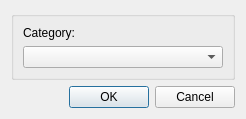
Old version of the form addeventdlg.ui in the repository acraig5075/category-diary2.
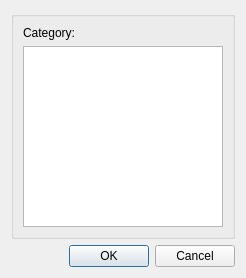
New version of the form.

Commit message: 1. Changed add event dialog to take multiple selection.\n2. Added missing caption to date picker dialog.

```diff
--- a/addeventdlg.ui
+++ b/addeventdlg.ui
@@ -7,11 +7,11 @@
     <x>0</x>
     <y>0</y>
     <width>246</width>
-    <height>108</height>
+    <height>278</height>
    </rect>
   </property>
   <property name="sizePolicy">
-   <sizepolicy hsizetype="Preferred" vsizetype="Fixed">
+   <sizepolicy hsizetype="Preferred" vsizetype="Preferred">
     <horstretch>0</horstretch>
     <verstretch>0</verstretch>
    </sizepolicy>
@@ -23,7 +23,7 @@
    <item>
     <widget class="QGroupBox" name="groupBox">
      <property name="sizePolicy">
-      <sizepolicy hsizetype="Preferred" vsizetype="Fixed">
+      <sizepolicy hsizetype="Preferred" vsizetype="Preferred">
        <horstretch>0</horstretch>
        <verstretch>0</verstretch>
       </sizepolicy>
@@ -40,7 +40,11 @@
        </widget>
       </item>
       <item>
-       <widget class="QComboBox" name="comboBox"/>
+       <widget class="QListView" name="listView">
+        <property name="selectionMode">
+         <enum>QAbstractItemView::ExtendedSelection</enum>
+        </property>
+       </widget>
       </item>
      </layout>
     </widget>
```
The commit also changes 2 other files.
